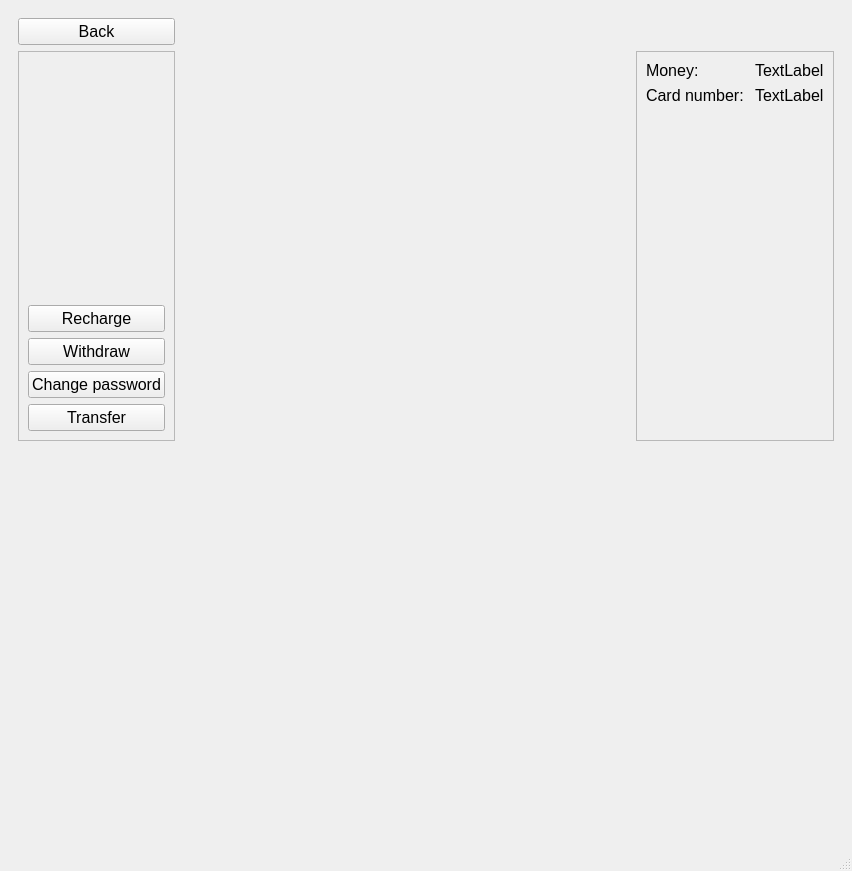
cherny77/atm, file atm/mainwindow.ui: the form before one commit.
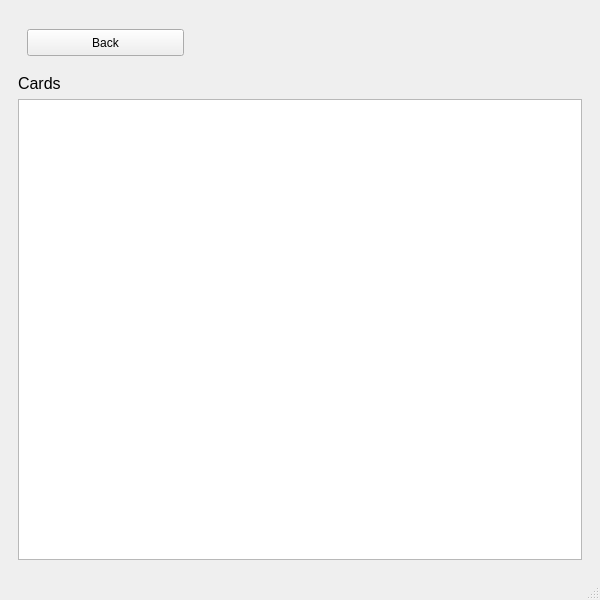
The form after the commit. Icons and pictures are not drawn.

```diff
--- a/atm/mainwindow.ui
+++ b/atm/mainwindow.ui
@@ -6,8 +6,8 @@
    <rect>
     <x>0</x>
     <y>0</y>
-    <width>852</width>
-    <height>871</height>
+    <width>600</width>
+    <height>600</height>
    </rect>
   </property>
   <property name="windowTitle">
@@ -99,6 +99,69 @@
         </item>
        </layout>
       </widget>
+      <widget class="QWidget" name="cardsPage">
+       <layout class="QGridLayout" name="gridLayout_4">
+        <item row="0" column="0">
+         <widget class="QWidget" name="widget" native="true">
+          <property name="minimumSize">
+           <size>
+            <width>0</width>
+            <height>50</height>
+           </size>
+          </property>
+          <property name="maximumSize">
+           <size>
+            <width>16777212</width>
+            <height>16777215</height>
+           </size>
+          </property>
+          <layout class="QHBoxLayout" name="horizontalLayout">
+           <item>
+            <widget class="QPushButton" name="cardsPageBackBtn">
+             <property name="minimumSize">
+              <size>
+               <width>157</width>
+               <height>27</height>
+              </size>
+             </property>
+             <property name="text">
+              <string>Back</string>
+             </property>
+            </widget>
+           </item>
+           <item>
+            <spacer name="horizontalSpacer_4">
+             <property name="orientation">
+              <enum>Qt::Horizontal</enum>
+             </property>
+             <property name="sizeHint" stdset="0">
+              <size>
+               <width>40</width>
+               <height>20</height>
+              </size>
+             </property>
+            </spacer>
+           </item>
+          </layout>
+         </widget>
+        </item>
+        <item row="1" column="0">
+         <widget class="QLabel" name="tableLabel">
+          <property name="font">
+           <font>
+            <pointsize>12</pointsize>
+           </font>
+          </property>
+          <property name="text">
+           <string>Cards</string>
+          </property>
+         </widget>
+        </item>
+        <item row="2" column="0">
+         <widget class="QTableView" name="cardsTable"/>
+        </item>
+       </layout>
+      </widget>
       <widget class="QWidget" name="cardMenuPage">
        <property name="font">
         <font>
```
Left out of the diff: 31 changed lines with no effect on the pictures.
